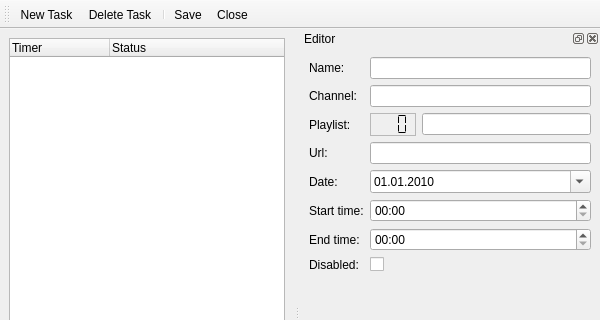
ntadej/tano, file src/ui/EditTimers.ui: the form before one commit; both pictures show x 0 to 600 and y 0 to 320 of the 600 by 600 pixel window.
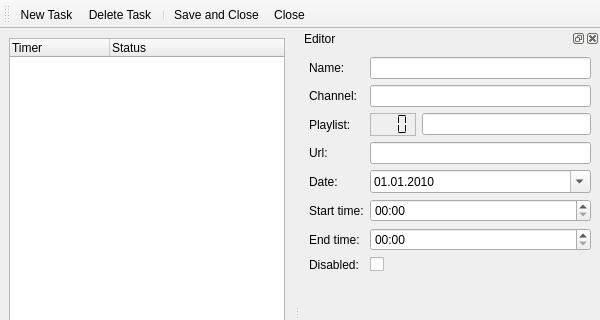
The form after the commit. Icons and pictures are not drawn. Custom widgets are drawn as their Qt base class.

Diff of the .ui file:
```diff
--- a/src/ui/EditTimers.ui
+++ b/src/ui/EditTimers.ui
@@ -298,7 +298,7 @@
      <normaloff>:/icons/images/filesave.png</normaloff>:/icons/images/filesave.png</iconset>
    </property>
    <property name="text">
-    <string>Save</string>
+    <string>Save and Close</string>
    </property>
    <property name="toolTip">
     <string>Save</string>
```
Left out of the diff: 2 changed lines with no effect on the pictures.
